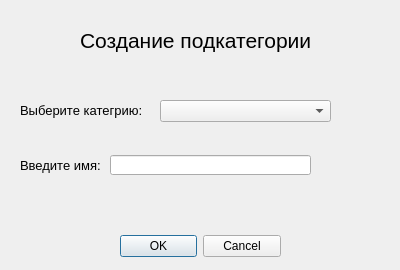
The window that styles/create_subcategory.ui (NickBogat/appNote) describes before a commit, drawn with Qt 5.
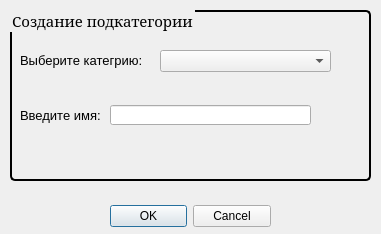
The same window after the commit.

The edit to the form file:
```diff
--- a/styles/create_subcategory.ui
+++ b/styles/create_subcategory.ui
@@ -6,18 +6,23 @@
    <rect>
     <x>0</x>
     <y>0</y>
-    <width>400</width>
-    <height>270</height>
+    <width>381</width>
+    <height>234</height>
    </rect>
   </property>
+  <property name="font">
+   <font>
+    <family>MS Shell Dlg 2</family>
+   </font>
+  </property>
   <property name="windowTitle">
    <string>Dialog</string>
   </property>
   <widget class="QDialogButtonBox" name="buttonBox">
    <property name="geometry">
     <rect>
-     <x>120</x>
-     <y>230</y>
+     <x>110</x>
+     <y>200</y>
      <width>161</width>
      <height>32</height>
     </rect>
@@ -29,35 +34,79 @@
     <set>QDialogButtonBox::Cancel|QDialogButtonBox::Ok</set>
    </property>
   </widget>
-  <widget class="QLabel" name="label">
+  <widget class="QGroupBox" name="groupBox">
    <property name="geometry">
     <rect>
-     <x>80</x>
-     <y>20</y>
-     <width>231</width>
-     <height>41</height>
+     <x>10</x>
+     <y>10</y>
+     <width>361</width>
+     <height>171</height>
     </rect>
    </property>
    <property name="font">
     <font>
-     <pointsize>16</pointsize>
+     <family>MS Serif</family>
+     <pointsize>11</pointsize>
     </font>
    </property>
-   <property name="text">
+   <property name="styleSheet">
+    <string notr="true">QGroupBox {
+margin-top: 2ex;
+}
+QGroupBox:enabled {
+border: 2px solid black;
+border-radius: 5px;
+}
+QGroupBox::title {
+subcontrol-origin: margin;
+ left: 3ex;
+ }
+</string>
+   </property>
+   <property name="title">
     <string>Создание подкатегории</string>
    </property>
+   <widget class="QLabel" name="label_3">
+    <property name="geometry">
+     <rect>
+      <x>10</x>
+      <y>90</y>
+      <width>81</width>
+      <height>31</height>
+     </rect>
+    </property>
+    <property name="font">
+     <font>
+      <family>MS Shell Dlg 2</family>
+      <pointsize>10</pointsize>
+     </font>
+    </property>
+    <property name="text">
+     <string>Введите имя:</string>
+    </property>
+   </widget>
+   <widget class="QLineEdit" name="nameLine">
+    <property name="geometry">
+     <rect>
+      <x>100</x>
+      <y>95</y>
+      <width>201</width>
+      <height>20</height>
+     </rect>
+    </property>
   </widget>
   <widget class="QLabel" name="label_2">
    <property name="geometry">
     <rect>
-     <x>20</x>
-     <y>100</y>
+      <x>10</x>
+      <y>40</y>
      <width>131</width>
      <height>21</height>
     </rect>
    </property>
    <property name="font">
     <font>
+      <family>MS Shell Dlg 2</family>
      <pointsize>10</pointsize>
     </font>
    </property>
@@ -68,40 +117,13 @@
   <widget class="QComboBox" name="categoryBox">
    <property name="geometry">
     <rect>
-     <x>160</x>
-     <y>100</y>
+      <x>150</x>
+      <y>40</y>
      <width>171</width>
      <height>22</height>
     </rect>
    </property>
   </widget>
-  <widget class="QLineEdit" name="nameLine">
-   <property name="geometry">
-    <rect>
-     <x>110</x>
-     <y>155</y>
-     <width>201</width>
-     <height>20</height>
-    </rect>
-   </property>
-  </widget>
-  <widget class="QLabel" name="label_3">
-   <property name="geometry">
-    <rect>
-     <x>20</x>
-     <y>150</y>
-     <width>81</width>
-     <height>31</height>
-    </rect>
-   </property>
-   <property name="font">
-    <font>
-     <pointsize>10</pointsize>
-    </font>
-   </property>
-   <property name="text">
-    <string>Введите имя:</string>
-   </property>
   </widget>
  </widget>
  <resources/>
```
Lines whose indentation alone changed are shown as unchanged.
